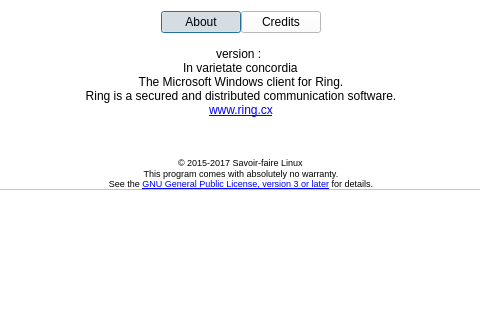
This is aboutdialog.ui in savoirfairelinux/jami-client-windows as Qt 5 draws it before an edit; both pictures show x 96 to 576 and y 0 to 320 of the 674 by 555 pixel window. The edited form follows.
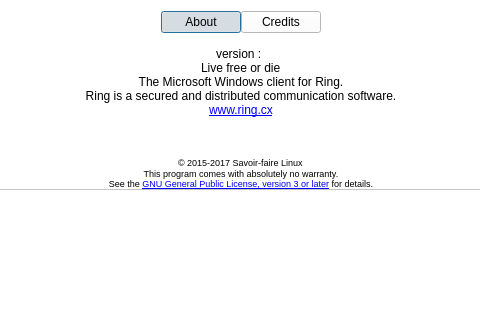
This is the edited form. Icons and pictures are not drawn.

Commit message: misc: bump release name to Live free or die

What changed in the file:
```diff
--- a/aboutdialog.ui
+++ b/aboutdialog.ui
@@ -544,7 +544,7 @@
       <item alignment="Qt::AlignHCenter">
        <widget class="QLabel" name="releaseLabel">
         <property name="text">
-         <string>In varietate concordia</string>
+         <string>Live free or die</string>
         </property>
         <property name="textFormat">
          <enum>Qt::PlainText</enum>
```
The commit also changes 1 other file.
